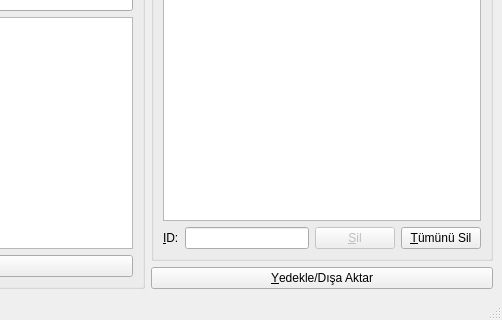
Old version of the form ui/yoneticiarayuzu.ui in the repository melihkayaduvar/saglikocagi; both pictures show x 206 to 708 and y 249 to 569 of the 708 by 569 pixel window.
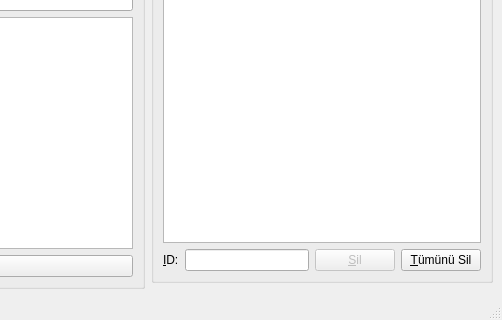
New version of the form.

The edit to the form file:
```diff
--- a/ui/yoneticiarayuzu.ui
+++ b/ui/yoneticiarayuzu.ui
@@ -255,13 +255,6 @@
       </item>
      </layout>
     </item>
-    <item row="7" column="1">
-     <widget class="QPushButton" name="BtnYedekle">
-      <property name="text">
-       <string>&amp;Yedekle/Dışa Aktar</string>
-      </property>
-     </widget>
-    </item>
    </layout>
   </widget>
   <widget class="QMenuBar" name="menubar">
```
